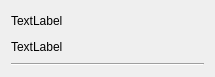
Qt form ui_forms/chat_cell.ui (StackTraceSoftware/Trace-Desktop) before a commit.
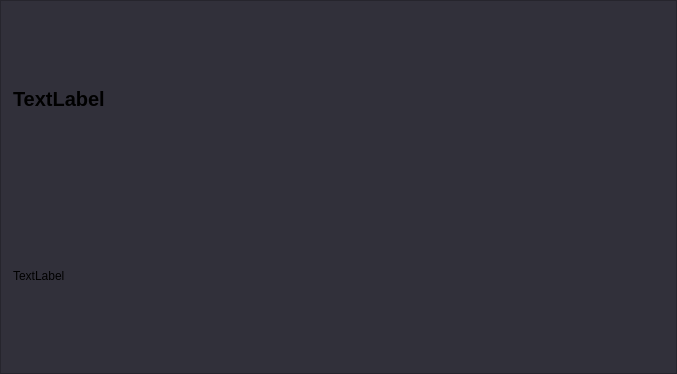
The same form after that commit.

Commit message: add hover for chat cell && change color when click on the chat cell

The edit to the form file:
```diff
--- a/ui_forms/chat_cell.ui
+++ b/ui_forms/chat_cell.ui
@@ -1,13 +1,13 @@
 <?xml version="1.0" encoding="UTF-8"?>
 <ui version="4.0">
  <class>ChatCell</class>
- <widget class="QFrame" name="ChatCell">
+ <widget class="QWidget" name="ChatCell">
   <property name="geometry">
    <rect>
     <x>0</x>
     <y>0</y>
-    <width>215</width>
-    <height>77</height>
+    <width>677</width>
+    <height>374</height>
    </rect>
   </property>
   <property name="cursor">
@@ -16,9 +16,66 @@
   <property name="windowTitle">
    <string>chat_cell</string>
   </property>
+  <property name="styleSheet">
+   <string notr="true">QWidget
+{
+	background-color: rgb(49, 48, 58);
+}
+
+</string>
+  </property>
   <layout class="QVBoxLayout" name="verticalLayout">
+   <property name="leftMargin">
+    <number>0</number>
+   </property>
+   <property name="topMargin">
+    <number>0</number>
+   </property>
+   <property name="rightMargin">
+    <number>0</number>
+   </property>
+   <property name="bottomMargin">
+    <number>0</number>
+   </property>
+   <item>
+    <widget class="QFrame" name="frame">
+     <property name="styleSheet">
+      <string notr="true">
+</string>
+     </property>
+     <property name="frameShape">
+      <enum>QFrame::Shape::StyledPanel</enum>
+     </property>
+     <property name="frameShadow">
+      <enum>QFrame::Shadow::Raised</enum>
+     </property>
+     <layout class="QVBoxLayout" name="verticalLayout_2">
+      <property name="spacing">
+       <number>-1</number>
+      </property>
+      <property name="leftMargin">
+       <number>12</number>
+      </property>
+      <property name="topMargin">
+       <number>12</number>
+      </property>
+      <property name="rightMargin">
+       <number>12</number>
+      </property>
+      <property name="bottomMargin">
+       <number>12</number>
+      </property>
    <item>
     <widget class="QLabel" name="chat_name_label">
+        <property name="font">
+         <font>
+          <pointsize>15</pointsize>
+          <bold>true</bold>
+         </font>
+        </property>
+        <property name="styleSheet">
+         <string notr="true"/>
+        </property>
      <property name="text">
       <string>TextLabel</string>
      </property>
@@ -31,17 +88,7 @@
      </property>
     </widget>
    </item>
-   <item>
-    <widget class="Line" name="line">
-     <property name="styleSheet">
-      <string notr="true">Line
-{
-	background-color: grey;
-}</string>
-     </property>
-     <property name="orientation">
-      <enum>Qt::Orientation::Horizontal</enum>
-     </property>
+     </layout>
     </widget>
    </item>
   </layout>
```
Left out of the diff: 3 changed lines with no effect on the pictures. Lines whose indentation alone changed are shown as unchanged. The commit also changes 5 other files.
